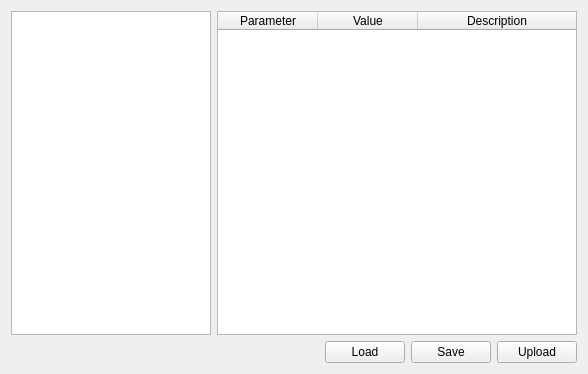
Old version of the form subpanel/updateParameters/updateParametersWindow.ui in the repository AeroQuad/AeroQuadConfiguratorPyQt.
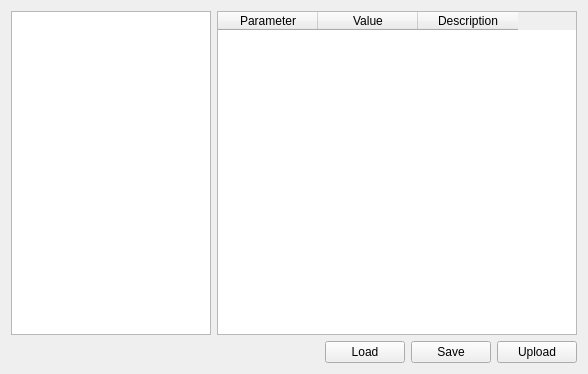
New version of the form.

Commit message: Added updated XML parameters from AirWolf. Fixed hedaer alignment for description

The edit to the form file:
```diff
--- a/subpanel/updateParameters/updateParametersWindow.ui
+++ b/subpanel/updateParameters/updateParametersWindow.ui
@@ -55,15 +55,18 @@
      <property name="styleSheet">
       <string notr="true"/>
      </property>
+     <property name="horizontalScrollBarPolicy">
+      <enum>Qt::ScrollBarAsNeeded</enum>
+     </property>
      <property name="alternatingRowColors">
       <bool>true</bool>
      </property>
      <property name="selectionMode">
       <enum>QAbstractItemView::NoSelection</enum>
      </property>
-     <attribute name="horizontalHeaderStretchLastSection">
-      <bool>true</bool>
-     </attribute>
+     <property name="horizontalScrollMode">
+      <enum>QAbstractItemView::ScrollPerPixel</enum>
+     </property>
      <column>
       <property name="text">
        <string>Parameter</string>
```
The commit also changes 8 other files.
